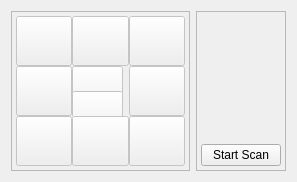
Old version of the form xpaxs/instrumentation/spec/ui/ui_gamepad.ui in the repository praxes/praxes.
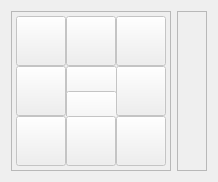
New version of the form. Icons and pictures are not drawn.

Commit message: added a ui file for configuring a motor for scanning added a ui file for saving locations during navigation will create an object tomorrow to encapsulate the saved locations and launch the scan dialog with the motors preconfigured accordingly

Diff of the .ui file:
```diff
--- a/xpaxs/instrumentation/spec/ui/ui_gamepad.ui
+++ b/xpaxs/instrumentation/spec/ui/ui_gamepad.ui
@@ -5,7 +5,7 @@
    <rect>
     <x>0</x>
     <y>0</y>
-    <width>297</width>
+    <width>212</width>
     <height>174</height>
    </rect>
   </property>
@@ -589,13 +589,6 @@
           </property>
          </spacer>
         </item>
-        <item>
-         <widget class="QPushButton" name="startScanButton" >
-          <property name="text" >
-           <string>Start Scan</string>
-          </property>
-         </widget>
-        </item>
        </layout>
       </widget>
      </item>
```
Left out of the diff: 14 changed lines with no effect on the pictures. The commit also changes 4 other files.
